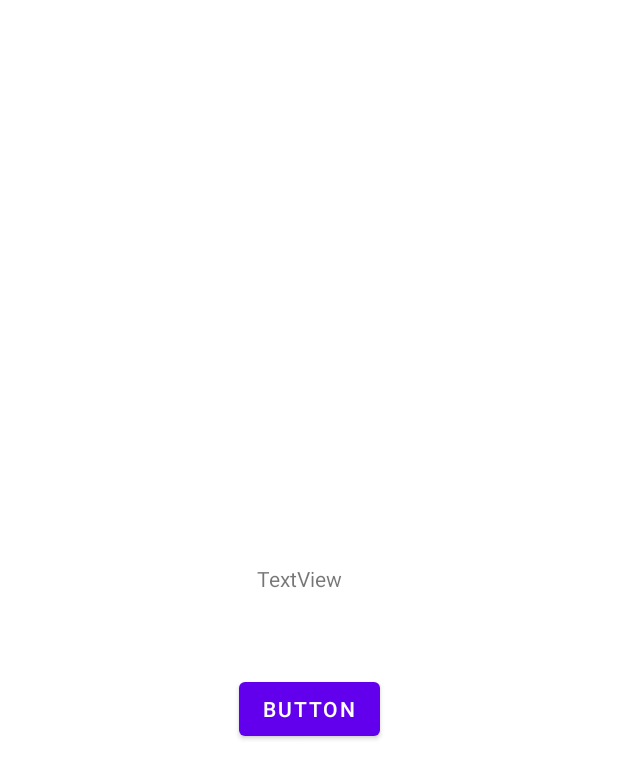
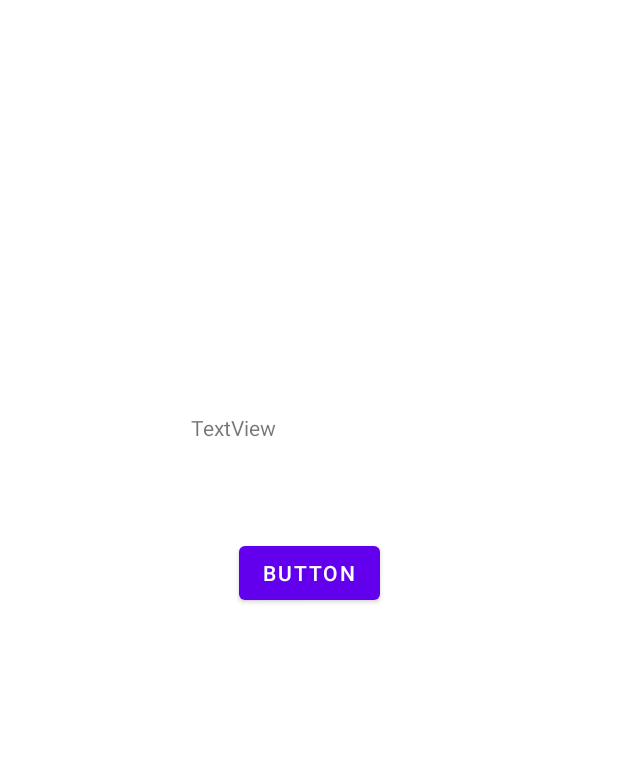
Before and after one commit to isilay-subasi/Reflection-Annotation, an Android app: the layout activity_main.xml on its own in the app's theme, with its tools: preview values and no code run, on a phone screen of 412 x 824 dp. Shown: the top 779 px of the screen. Run offline under Robolectric (Android 15) with nearby library versions, the phone set to English and light mode, and no system bars.

```diff
--- a/app/src/main/java/com/example/reflectionannotation/KViewBindTranslator.kt
+++ b/app/src/main/java/com/example/reflectionannotation/KViewBindTranslator.kt
@@ -8,7 +8,7 @@ object KViewBindTranslator {
 
     fun bindAndTranslate(target : Activity){
 
-        val language = Locale.getDefault().language
+        val language = Locale.getDefault().language// tr - en
         val Json = TrasnlateJson().getTranslateJson()
 
         for (field in target.javaClass.declaredFields){
--- a/app/src/main/res/layout/activity_main.xml
+++ b/app/src/main/res/layout/activity_main.xml
@@ -13,20 +13,21 @@
         android:id="@+id/button"
         android:layout_width="wrap_content"
         android:layout_height="wrap_content"
-        android:layout_marginBottom="327dp"
+        android:layout_marginStart="32dp"
+        android:layout_marginLeft="32dp"
+        android:layout_marginTop="63dp"
         android:text="Button"
-        app:layout_constraintBottom_toBottomOf="parent"
-        app:layout_constraintEnd_toEndOf="parent"
-        app:layout_constraintStart_toStartOf="parent" />
+        app:layout_constraintStart_toStartOf="@+id/textView"
+        app:layout_constraintTop_toBottomOf="@+id/textView" />
 
     <TextView
         android:id="@+id/textView"
         android:layout_width="wrap_content"
         android:layout_height="wrap_content"
-        android:layout_marginStart="12dp"
-        android:layout_marginLeft="12dp"
-        android:layout_marginBottom="53dp"
+        android:layout_marginStart="127dp"
+        android:layout_marginLeft="127dp"
+        android:layout_marginTop="275dp"
         android:text="TextView"
-        app:layout_constraintBottom_toTopOf="@+id/button"
-        app:layout_constraintStart_toStartOf="@+id/button" />
+        app:layout_constraintStart_toStartOf="parent"
+        app:layout_constraintTop_toTopOf="parent" />
 </androidx.constraintlayout.widget.ConstraintLayout>
```
Also changed, not shown: app/src/main/java/com/example/reflectionannotation/KBindTranslateView.kt (+4 -3 lines), app/src/main/java/com/example/reflectionannotation/MainActivity.kt (+9 -0 lines), 1 other file.
